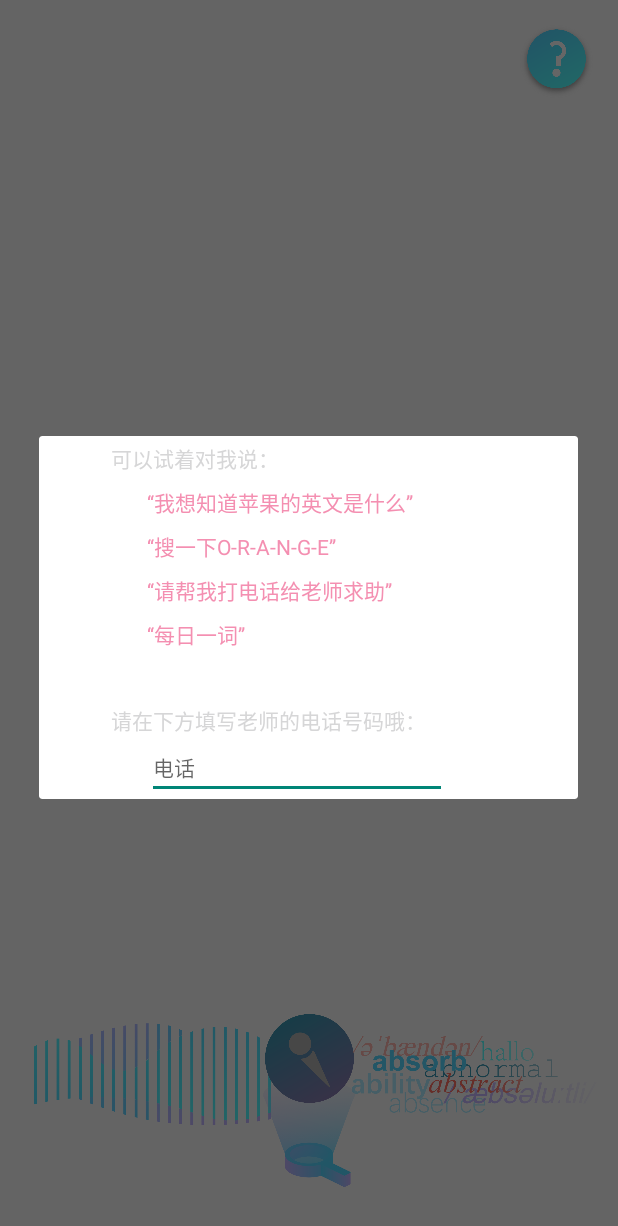
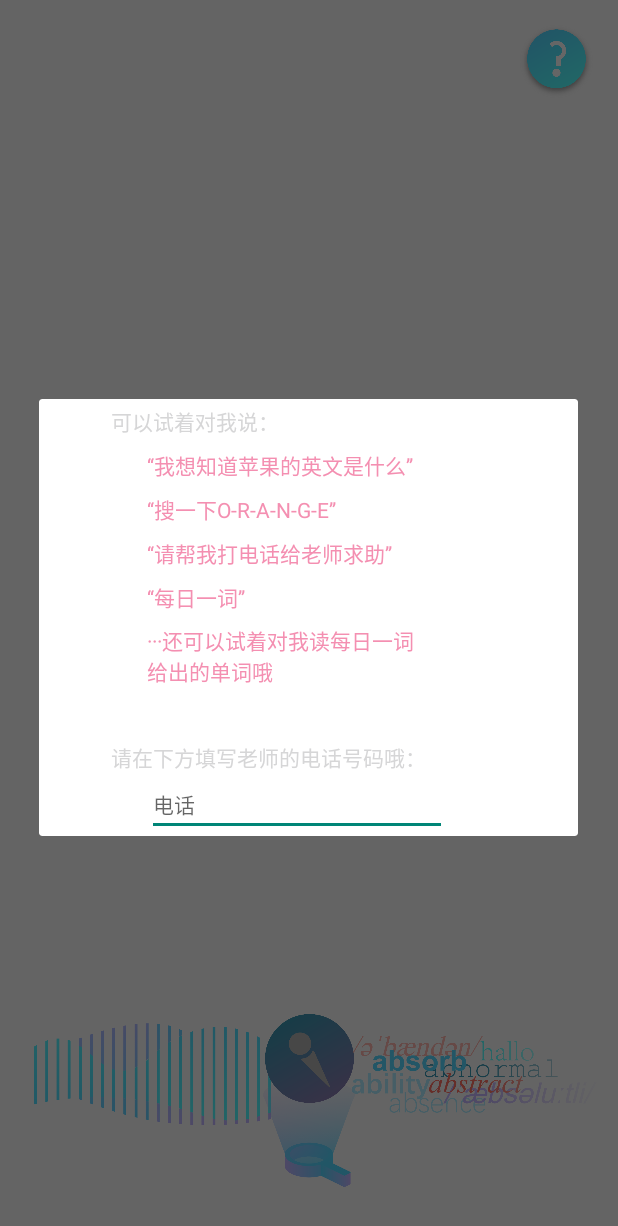
Before and after one commit to Song-Gq/English-helper, an Android app: the screen it shows after launch (MainActivity), after a tap on "help and settings", on a phone screen of 412 x 824 dp. Shown: the top 1226 px of the screen. Run offline under Robolectric (Android 15) with nearby library versions, the phone set to English and light mode, and no system bars; libraries missing offline, so code that uses them is left out: com.baidu.aip, com.baidu.speech, com.baidu.tts, com.baidu.voicerecognition; 22 statements that could not run were skipped; 1 other tap on this screen came first.

Commit message:
微小优化，或许是最终版本
语义判断微小优化和问候语及帮助内容的改动，或许是最终版本。

```diff
--- a/app/src/main/res/layout/setting_dialog.xml
+++ b/app/src/main/res/layout/setting_dialog.xml
@@ -64,6 +64,18 @@
         android:textSize="14sp" />
 
     <TextView
+        android:id="@+id/textView7"
+        android:layout_width="match_parent"
+        android:layout_height="wrap_content"
+        android:layout_marginLeft="72dp"
+        android:layout_marginTop="4dp"
+        android:layout_marginRight="4dp"
+        android:layout_marginBottom="4dp"
+        android:text="@string/help_6"
+        android:textColor="#F48FB1"
+        android:textSize="14sp"/>
+
+    <TextView
         android:id="@+id/textView"
         android:layout_width="match_parent"
         android:layout_height="wrap_content"
--- a/app/src/main/res/values/strings.xml
+++ b/app/src/main/res/values/strings.xml
@@ -35,10 +35,14 @@
         <item>的意思</item>
         <item>用英语</item>
         <item>用英文</item>
+        <item>用外语</item>
+        <item>用外文</item>
         <item>的中文</item>
         <item>的汉语</item>
         <item>用中文</item>
         <item>用汉语</item>
+        <item>怎么翻译</item>
+        <item>如何翻译</item>
         <item>翻译</item>
         <item>怎么表达</item>
         <item>如何表达</item>
@@ -52,6 +56,9 @@
     <string-array name="keywords_pre">
         <item>把</item>
         <item>告诉我</item>
+        <item>什么叫做</item>
+        <item>什么叫作</item>
+        <item>什么叫</item>
         <item>查询一下</item>
         <item>搜索一下</item>
         <item>查找一下</item>
```
Also changed, not shown: 1 other file.
